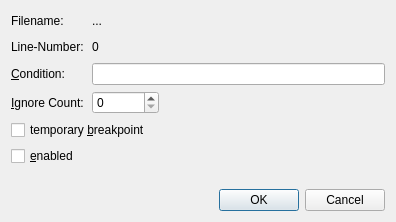
First picture: the form in Qitom/ui/dialogEditBreakpoint.ui, repository itom-project/itom, before the edit.
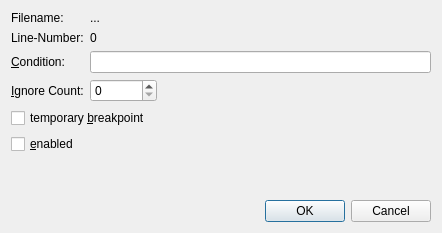
Second picture: the form after the edit.

Patch:
```diff
--- a/Qitom/ui/dialogEditBreakpoint.ui
+++ b/Qitom/ui/dialogEditBreakpoint.ui
@@ -9,8 +9,8 @@
    <rect>
     <x>0</x>
     <y>0</y>
-    <width>396</width>
-    <height>222</height>
+    <width>442</width>
+    <height>233</height>
    </rect>
   </property>
   <property name="windowTitle">
@@ -26,12 +26,6 @@
        </property>
        <item row="0" column="0">
         <widget class="QLabel" name="label">
-         <property name="minimumSize">
-          <size>
-           <width>75</width>
-           <height>20</height>
-          </size>
-         </property>
          <property name="text">
           <string>Filename:</string>
          </property>
@@ -46,12 +40,6 @@
        </item>
        <item row="1" column="0">
         <widget class="QLabel" name="label_2">
-         <property name="minimumSize">
-          <size>
-           <width>75</width>
-           <height>20</height>
-          </size>
-         </property>
          <property name="text">
           <string>Line-Number:</string>
          </property>
@@ -66,12 +54,6 @@
        </item>
        <item row="2" column="0">
         <widget class="QLabel" name="label_3">
-         <property name="minimumSize">
-          <size>
-           <width>75</width>
-           <height>20</height>
-          </size>
-         </property>
          <property name="text">
           <string>&amp;Condition:</string>
          </property>
@@ -85,12 +67,6 @@
        </item>
        <item row="3" column="0">
         <widget class="QLabel" name="label_4">
-         <property name="minimumSize">
-          <size>
-           <width>75</width>
-           <height>0</height>
-          </size>
-         </property>
          <property name="text">
           <string>&amp;Ignore Count:</string>
          </property>
@@ -154,12 +130,6 @@
        </item>
        <item row="3" column="1" colspan="2">
         <widget class="QSpinBox" name="spinBoxIgnoreCount">
-         <property name="minimumSize">
-          <size>
-           <width>50</width>
-           <height>0</height>
-          </size>
-         </property>
          <property name="suffix">
           <string/>
          </property>
```
